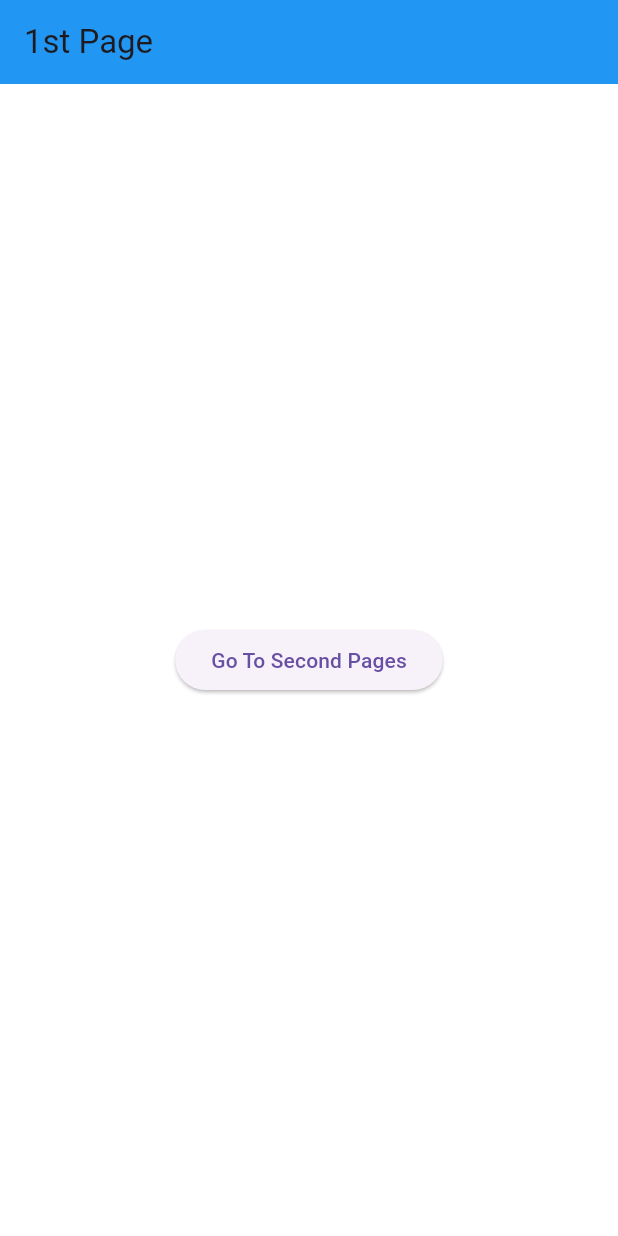
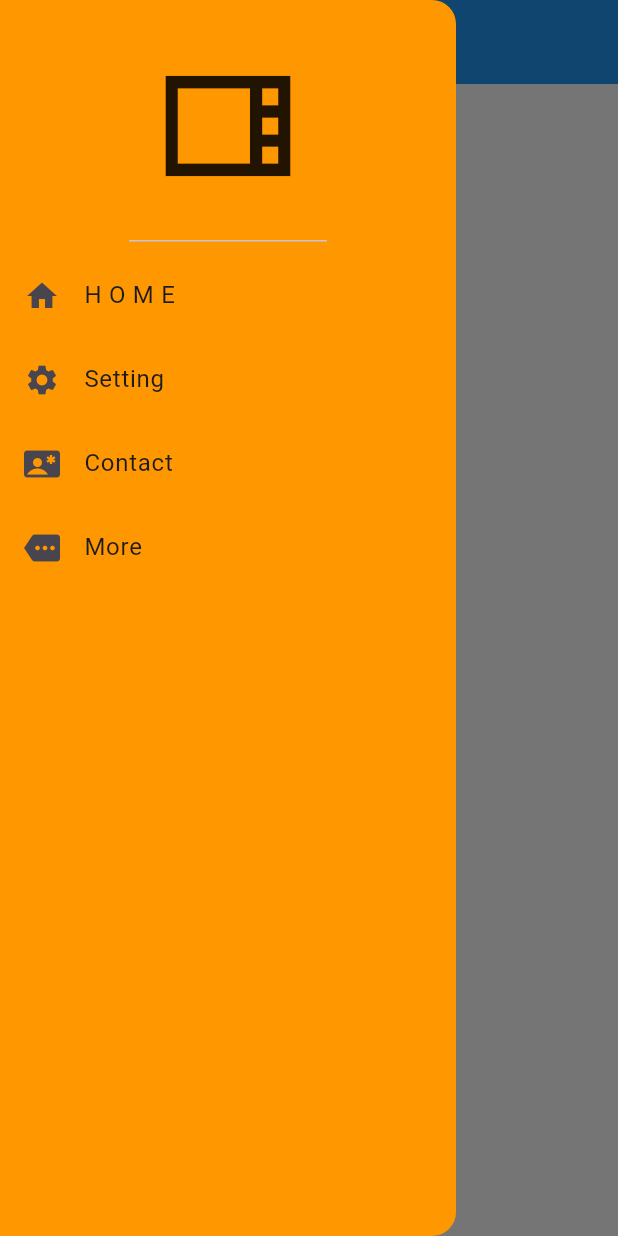
Before and after one commit to shamiul110107/Flutter-Learning, a Flutter app: the screen it shows after launch, with the side drawer open (before the commit the screen has no drawer), on a phone screen of 412 x 824 dp. Run offline on Flutter 3.47's test engine with Material 3 defaults, Android fonts, the phone set to English and light mode, and no system bars.

Commit message:
navigation drawer implemented

```diff
--- a/lib/main.dart
+++ b/lib/main.dart
@@ -2,7 +2,9 @@
 import 'package:flutter/foundation.dart';
 import 'package:flutter/material.dart';
 import 'package:sample_flutter/pages/first_page.dart';
+import 'package:sample_flutter/pages/homePage.dart';
 import 'package:sample_flutter/pages/second_page.dart';
+import 'package:sample_flutter/pages/settingsPage.dart';
 
 void main() {
   //runApp(const MyListViewApp());
@@ -22,8 +24,10 @@ class MyApp extends StatelessWidget {
       debugShowCheckedModeBanner: false,
       home: const FirstPage(),
       routes: {
-        "/secondpage": (context) => const SecondPage(),
-        "/firstpage": (context) => const FirstPage()
+        "/secondPage": (context) => const SecondPage(),
+        "/firstPage": (context) => const FirstPage(),
+        "/homePage": (context) => HomePage(),
+        "/settingsPage": (context) => SettingsPage(),
       },
     );
   }
--- a/lib/pages/first_page.dart
+++ b/lib/pages/first_page.dart
@@ -11,6 +11,35 @@ class FirstPage extends StatelessWidget {
         title: const Text("1st Page"),
         backgroundColor: Colors.blue,
       ),
+      drawer: Drawer(
+        backgroundColor: Colors.orange,
+        child: Column(
+            children: [
+              DrawerHeader(child: Icon(Icons.view_sidebar_outlined, size: 100)),
+              ListTile(
+                leading: Icon(Icons.home),
+                title: Text("H O M E"),
+                onTap: () {
+                  Navigator.pushNamed(context, "/homePage");
+                },
+              ),
+               ListTile(
+                leading: Icon(Icons.settings),
+                title: Text("Setting"),
+                  onTap: () {
+                    Navigator.pushNamed(context, "/settingsPage");
+                  }
+              ),
+              const ListTile(
+                leading: Icon(Icons.contact_emergency),
+                title: Text("Contact"),
+              ),
+              const ListTile(
+                leading: Icon(Icons.more),
+                title: Text("More"),
+              )
+            ]),
+      ),
       backgroundColor: Colors.white,
       body: Center(
         child: ElevatedButton(
```
Also changed, not shown: lib/pages/homePage.dart (added, +13 -0 lines), lib/pages/settingsPage.dart (added, +13 -0 lines).
